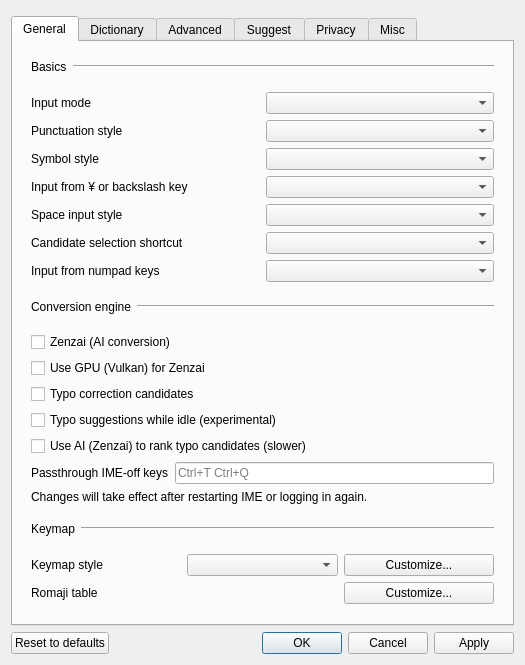
Qt form src/gui/config_dialog/config_dialog.ui (unok/mozc) before a commit.
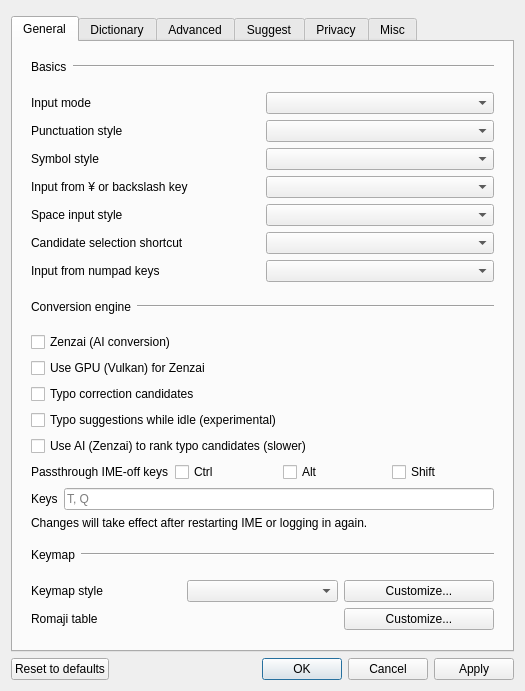
The same form after that commit. Custom widgets are drawn as their Qt base class.

Commit message: feat: split passthrough IME-off config into modifiers and keys with validation

The edit to the form file:
```diff
--- a/src/gui/config_dialog/config_dialog.ui
+++ b/src/gui/config_dialog/config_dialog.ui
@@ -291,12 +291,44 @@
                  </property>
                 </widget>
                </item>
+               <item>
+                <layout class="QHBoxLayout" name="passthroughImeOffModifiersLayout">
+                 <item>
+                  <widget class="QLabel" name="passthroughImeOffModifiersLabel">
+                   <property name="text">
+                    <string>Passthrough IME-off keys</string>
+                   </property>
+                  </widget>
+                 </item>
+                 <item>
+                  <widget class="QCheckBox" name="passthroughImeOffCtrlCheckBox">
+                   <property name="text">
+                    <string>Ctrl</string>
+                   </property>
+                  </widget>
+                 </item>
+                 <item>
+                  <widget class="QCheckBox" name="passthroughImeOffAltCheckBox">
+                   <property name="text">
+                    <string>Alt</string>
+                   </property>
+                  </widget>
+                 </item>
+                 <item>
+                  <widget class="QCheckBox" name="passthroughImeOffShiftCheckBox">
+                   <property name="text">
+                    <string>Shift</string>
+                   </property>
+                  </widget>
+                 </item>
+                </layout>
+               </item>
                <item>
                 <layout class="QHBoxLayout" name="passthroughImeOffKeysLayout">
                  <item>
                   <widget class="QLabel" name="passthroughImeOffKeysLabel">
                    <property name="text">
-                    <string>Passthrough IME-off keys</string>
+                    <string>Keys</string>
                    </property>
                   </widget>
                  </item>
@@ -306,7 +338,7 @@
                     <string>Space-separated shortcuts: Ctrl/Alt/Shift + one letter or digit (e.g. Ctrl+T)</string>
                    </property>
                    <property name="placeholderText">
-                    <string>Ctrl+T Ctrl+Q</string>
+                    <string>T, Q</string>
                    </property>
                   </widget>
                  </item>
```
Left out of the diff: 2 changed lines with no effect on the pictures. The commit also changes 9 other files.
